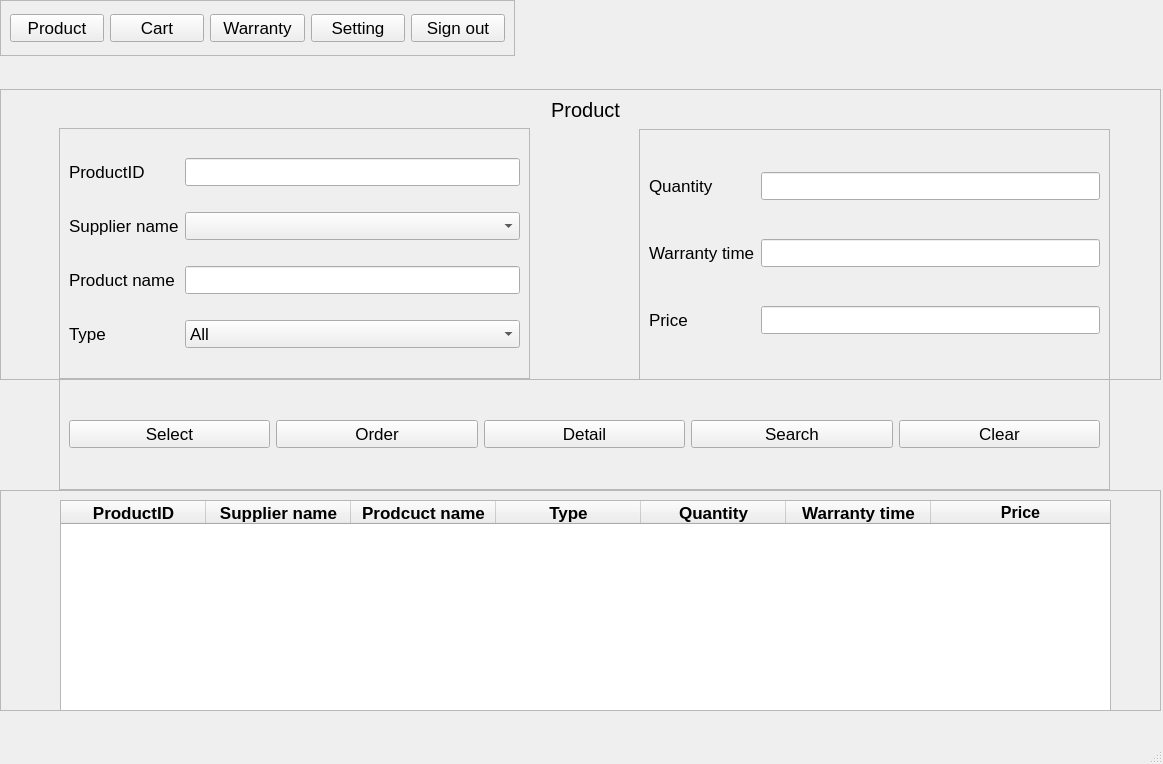
Before: the Qt Designer form src/View/VIewUI/ProductUser.ui in Hai1205/ComputerStore-Python-, drawn with Qt 5.
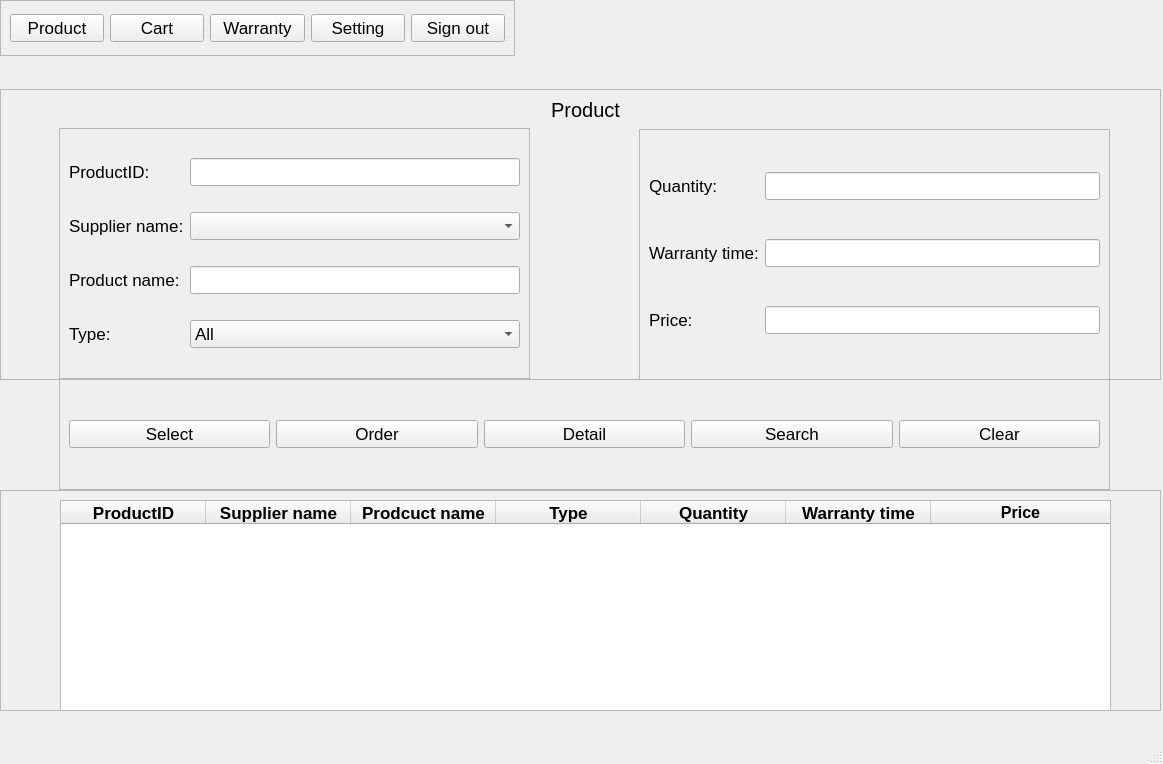
After: the same form once the commit is applied.

```diff
--- a/src/View/VIewUI/ProductUser.ui
+++ b/src/View/VIewUI/ProductUser.ui
@@ -199,14 +199,14 @@
       <item row="2" column="0">
        <widget class="QLabel" name="label_3">
         <property name="text">
-         <string>Product name</string>
+         <string>Product name:</string>
         </property>
        </widget>
       </item>
       <item row="3" column="0">
        <widget class="QLabel" name="label_4">
         <property name="text">
-         <string>Type</string>
+         <string>Type:</string>
         </property>
        </widget>
       </item>
@@ -216,7 +216,7 @@
       <item row="0" column="0">
        <widget class="QLabel" name="label_2">
         <property name="text">
-         <string>ProductID</string>
+         <string>ProductID:</string>
         </property>
        </widget>
       </item>
@@ -270,7 +270,7 @@
       <item row="1" column="0">
        <widget class="QLabel" name="label_8">
         <property name="text">
-         <string>Supplier name</string>
+         <string>Supplier name:</string>
         </property>
        </widget>
       </item>
@@ -298,14 +298,14 @@
       <item row="2" column="0">
        <widget class="QLabel" name="label_6">
         <property name="text">
-         <string>Price</string>
+         <string>Price:</string>
         </property>
        </widget>
       </item>
       <item row="0" column="0">
        <widget class="QLabel" name="label_5">
         <property name="text">
-         <string>Quantity</string>
+         <string>Quantity:</string>
         </property>
        </widget>
       </item>
@@ -315,7 +315,7 @@
       <item row="1" column="0">
        <widget class="QLabel" name="label_7">
         <property name="text">
-         <string>Warranty time</string>
+         <string>Warranty time:</string>
         </property>
        </widget>
       </item>
```
